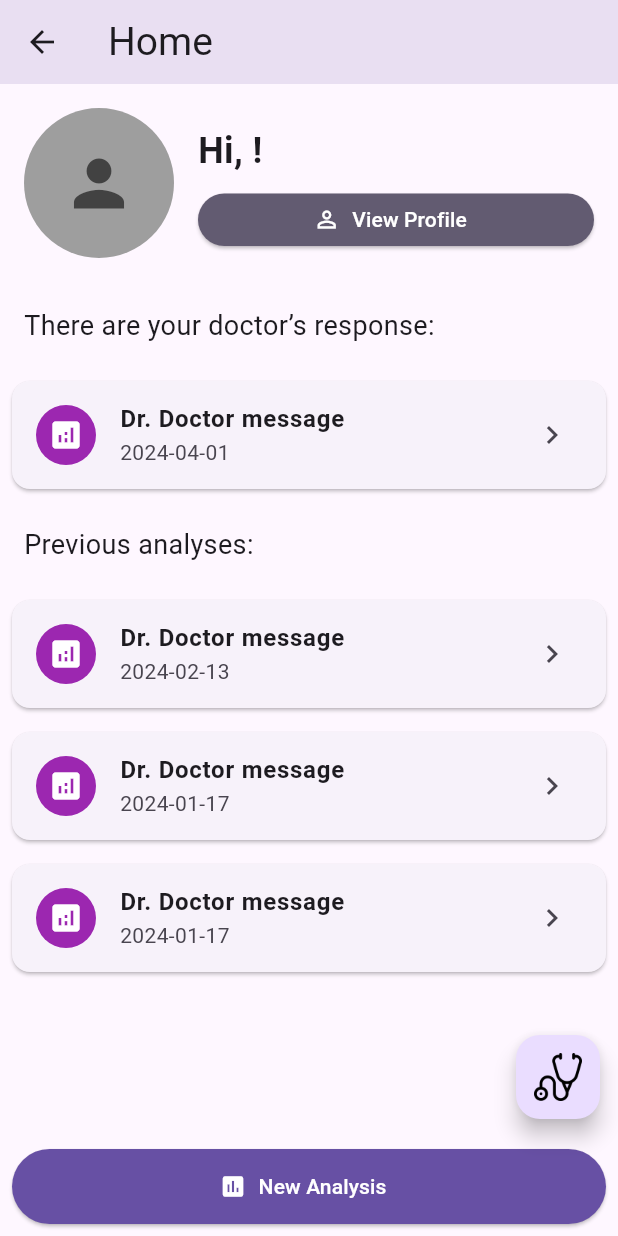
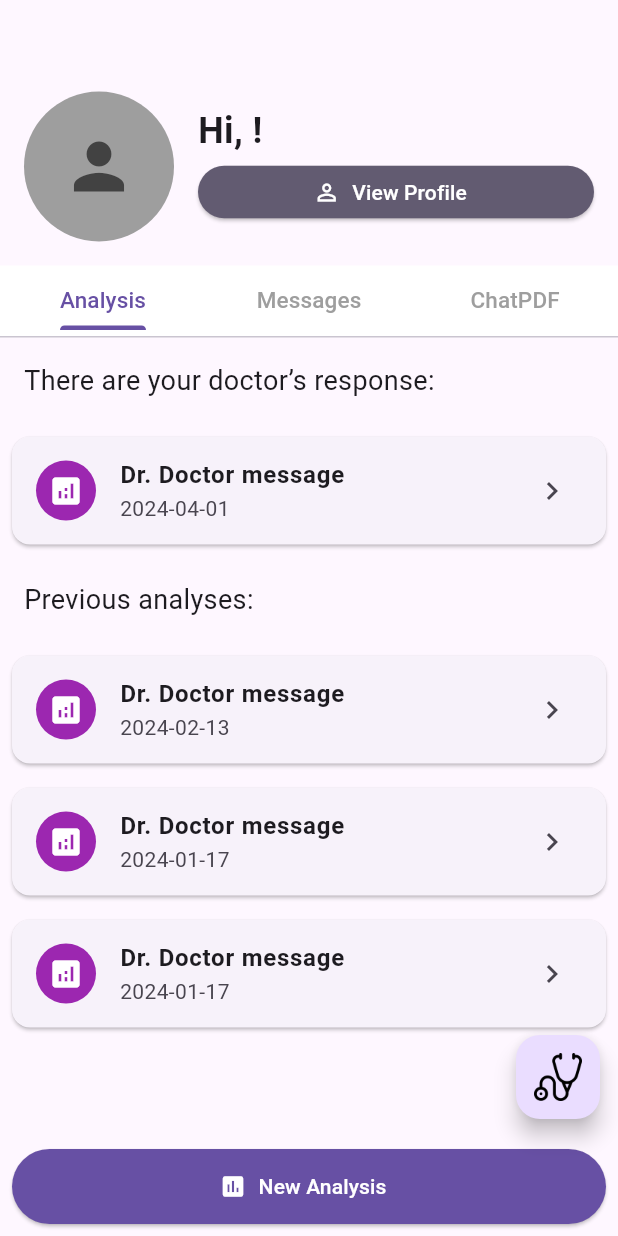
Before and after one commit to MarkPeter19/DocChat, a Flutter app: the PatientHomeScreen screen opened by its route, on a phone screen of 412 x 824 dp. Run offline on Flutter 3.47's test engine with Material 3 defaults, Android fonts, the phone set to English and light mode, and no system bars; our stand-ins replace cloud_firestore, firebase_auth, firebase_core, firebase_storage, image_picker, permission_handler; missing offline and left inert: google_mlkit_text_recognition; accounts and stored records are empty.

Commit message:
Edited Patient Home Screens

```diff
--- a/Client/lib/main.dart
+++ b/Client/lib/main.dart
@@ -5,7 +5,7 @@ import 'screens/AuthScreens/RegisterScreen.dart';
 import 'screens/DoctorScreens/DoctorHomeScreen.dart';
 import 'screens/DoctorScreens/Profile/DoctorProfileScreen.dart';
 import 'screens/PatientScreens/PatientHomeScreen.dart';
-import 'screens/PatientScreens/PatientProfileScreen.dart';
+import 'screens/PatientScreens/Profile/PatientProfileScreen.dart';
 import 'package:firebase_core/firebase_core.dart';
 import 'services/firebase_options.dart';
 
--- a/Client/lib/screens/PatientScreens/CameraScreen.dart
+++ b/Client/lib/screens/PatientScreens/Analysis/CameraScreen.dart
@@ -1,7 +1,7 @@
 import 'dart:io';
 import 'package:flutter/material.dart';
 import 'package:image_picker/image_picker.dart';
-import 'package:doctorgpt/screens/PatientScreens/ViewAnalysisResultScreen.dart';
+import 'package:doctorgpt/screens/PatientScreens/Analysis/ViewAnalysisResultScreen.dart';
 import 'package:google_mlkit_text_recognition/google_mlkit_text_recognition.dart';
 import 'package:permission_handler/permission_handler.dart';
 
--- a/Client/lib/screens/PatientScreens/PersonalDataScreen.dart
+++ b/Client/lib/screens/PatientScreens/Analysis/PersonalDataScreen.dart
@@ -1,4 +1,4 @@
-import 'package:doctorgpt/screens/PatientScreens/CameraScreen.dart';
+import 'package:doctorgpt/screens/PatientScreens/Analysis/CameraScreen.dart';
 import 'package:flutter/material.dart';
 import 'package:firebase_auth/firebase_auth.dart';
 import 'package:cloud_firestore/cloud_firestore.dart';
--- /dev/null
+++ b/Client/lib/screens/PatientScreens/Analysis/ResponsesScreen.dart
@@ -0,0 +1,99 @@
+import 'package:flutter/material.dart';
+import 'package:doctorgpt/screens/PatientScreens/Analysis/PersonalDataScreen.dart';
+import 'package:doctorgpt/services/patient_services.dart';
+import '/components/analysis_item.dart';
+//import 'package:firebase_auth/firebase_auth.dart';
+
+class ResponsesScreen extends StatefulWidget {
+  @override
+  _ResponsesScreenState createState() => _ResponsesScreenState();
+}
+
+class _ResponsesScreenState extends State<ResponsesScreen> {
+  final PatientServices patientServices = PatientServices();
+
+
+  @override
+  void initState() {
+    super.initState();
+    //_fetchPatientData();
+  }
+
+  @override
+  Widget build(BuildContext context) {
+    return Scaffold(
+      body: SingleChildScrollView(
+        child: Column(crossAxisAlignment: CrossAxisAlignment.start, children: [
+          //doctor's response
+          Padding(
+            padding: const EdgeInsets.all(16.0),
+            child: Text(
+              'There are your doctor’s response:',
+              style: TextStyle(fontSize: 18),
+            ),
+          ),
+          AnalysisItem(
+            doctorName: 'Dr. Doctor message',
+            message: 'Short description of the message...',
+            date: '2024-04-01',
+          ),
+
+          //previous analyses
+          Padding(
+            padding: const EdgeInsets.all(16.0),
+            child: Text(
+              'Previous analyses:',
+              style: TextStyle(fontSize: 18),
+            ),
+          ),
+          AnalysisItem(
+            doctorName: 'Dr. Doctor message',
+            message: 'Short description of the message...',
+            date: '2024-02-13',
+          ),
+          AnalysisItem(
+            doctorName: 'Dr. Doctor message',
+            message: 'Short description of the message...',
+            date: '2024-01-17',
+          ),
+          AnalysisItem(
+            doctorName: 'Dr. Doctor message',
+            message: 'Short description of the message...',
+            date: '2024-01-17',
+          ),
+
+          // Itt lehet további AnalysisItem-eket hozzáadni...
+        ]),
+      ),
+
+      //add doc btn
+      floatingActionButton: FloatingActionButton(
+        onPressed: () {
+          // Add your logic for navigating to Add Doctor screen
+        },
+        child: Image.asset('lib/assets/stethoscope.png',
+            width: 32, height: 32), // Kép méretének beállítása
+        tooltip: 'Add Doctor',
+      ),
+      floatingActionButtonLocation: FloatingActionButtonLocation.miniEndFloat,
+
+      bottomNavigationBar: Padding(
+        padding: const EdgeInsets.all(8.0),
+        child: ElevatedButton.icon(
+          onPressed: () {
+            Navigator.of(context)
+                .push(MaterialPageRoute(builder: (_) => PersonalDataScreen()));
+          },
+          icon: Icon(Icons.assessment),
+          label: Text('New Analysis'),
+          style: ElevatedButton.styleFrom(
+            primary: Theme.of(context).colorScheme.primary,
+            onPrimary: Colors.white,
+            minimumSize: Size(double.infinity,
+                50),
+          ),
+        ),
+      ),
+    );
+  }
+}
--- a/Client/lib/screens/PatientScreens/PatientHomeScreen.dart
+++ b/Client/lib/screens/PatientScreens/PatientHomeScreen.dart
@@ -1,8 +1,9 @@
 import 'package:flutter/material.dart';
-import '/screens/PatientScreens/PersonalDataScreen.dart';
-import '/screens/PatientScreens/PatientProfileScreen.dart';
+import 'package:doctorgpt/screens/PatientScreens/Analysis/ResponsesScreen.dart';
+import 'Profile/PatientProfileScreen.dart';
+import 'Messages/PatientMessagesScreen.dart';
+import 'ChatPDF/PatientChatPDFScreen.dart';
 import 'package:doctorgpt/services/patient_services.dart';
-import '/components/analysis_item.dart';
 import 'package:firebase_auth/firebase_auth.dart';
 
 class PatientHomeScreen extends StatefulWidget {
@@ -10,10 +11,19 @@ class PatientHomeScreen extends StatefulWidget {
   _PatientHomeScreenState createState() => _PatientHomeScreenState();
 }
 
-class _PatientHomeScreenState extends State<PatientHomeScreen> {
+class _PatientHomeScreenState extends State<PatientHomeScreen>
+    with SingleTickerProviderStateMixin {
+  late TabController _tabController;
   String username = "Loading...";
   String profileImageUrl = "";
   final PatientServices patientServices = PatientServices();
+
+  @override
+  void initState() {
+    super.initState();
+    _tabController = TabController(vsync: this, length: 3);
+    _fetchPatientData();
+  }
 
     // Fetch patient data
   Future<void> _fetchPatientData() async {
@@ -28,22 +38,14 @@ class _PatientHomeScreenState extends State<PatientHomeScreen> {
   }
 
   @override
-  void initState() {
-    super.initState();
-    _fetchPatientData();
-  }
-
-  @override
   Widget build(BuildContext context) {
     return Scaffold(
-      appBar: AppBar(
-        title: Text('Home', style: TextStyle(fontSize: 26)),
-        elevation: 20, // AppBar árnyékának eltávolítása
+      body: Column(
+        children: [
+          SizedBox(
+            height: 45,
           ),
-      body: SingleChildScrollView(
-        child: Column(
-          crossAxisAlignment: CrossAxisAlignment.start,
-          children: [
+          //profile resz
           Padding(
             padding: const EdgeInsets.all(16.0),
             child: Row(
@@ -67,18 +69,11 @@ class _PatientHomeScreenState extends State<PatientHomeScreen> {
                   child: Column(
                     crossAxisAlignment: CrossAxisAlignment.start,
                     children: [
-                        SizedBox(
-                          height: 10,
-                        ),
                       Text(
                         'Hi, $username!',
                         style: TextStyle(
                             fontSize: 24, fontWeight: FontWeight.bold),
                       ),
-                        SizedBox(
-                          height: 5,
-                        ),
-                        //edit profile
                       ElevatedButton.icon(
                         onPressed: () => Navigator.push(
                           context,
@@ -90,8 +85,7 @@ class _PatientHomeScreenState extends State<PatientHomeScreen> {
                         style: ElevatedButton.styleFrom(
                           primary: Theme.of(context).colorScheme.secondary,
                           onPrimary: Colors.white,
-                            minimumSize: Size(double.infinity,
-                                35), //  Gomb szélességének és magasságának beállítása
+                          minimumSize: Size(double.infinity, 35),
                         ),
                       ),
                     ],
@@ -101,76 +95,41 @@ class _PatientHomeScreenState extends State<PatientHomeScreen> {
             ),
           ),
 
-            //doctor's response
-            Padding(
-              padding: const EdgeInsets.all(16.0),
-              child: Text(
-                'There are your doctor’s response:',
-                style: TextStyle(fontSize: 18),
+          // TabBar
+          PreferredSize(
+            preferredSize: Size.fromHeight(48.0),
+            child: Material(
+              color: Colors.white,
+              child: TabBar(
+                controller: _tabController,
+                labelColor: Theme.of(context).primaryColor,
+                unselectedLabelColor: Colors.grey,
+                labelPadding: EdgeInsets.symmetric(horizontal: 8.0),
+                tabs: [
+                  Tab(text: 'Analysis'),
+                  Tab(text: 'Messages'),
+                  Tab(text: 'ChatPDF'),
+                ],
+                labelStyle: TextStyle(
+                  fontSize: 15,
+                ),
+                indicatorSize: TabBarIndicatorSize.label,
+                indicatorPadding: EdgeInsets.only(bottom: 5.0),
               ),
             ),
-            AnalysisItem(
-              doctorName: 'Dr. Doctor message',
-              message: 'Short description of the message...',
-              date: '2024-04-01',
           ),
 
-            //previous analyses
-            Padding(
-              padding: const EdgeInsets.all(16.0),
-              child: Text(
-                'Previous analyses:',
-                style: TextStyle(fontSize: 18),
-              ),
-            ),
-            AnalysisItem(
-              doctorName: 'Dr. Doctor message',
-              message: 'Short description of the message...',
-              date: '2024-02-13',
-            ),
-            AnalysisItem(
-              doctorName: 'Dr. Doctor message',
-              message: 'Short description of the message...',
-              date: '2024-01-17',
-            ),
-            AnalysisItem(
-              doctorName: 'Dr. Doctor message',
-              message: 'Short description of the message...',
-              date: '2024-01-17',
-            ),
-
-            // Itt lehet további AnalysisItem-eket hozzáadni...
+          Expanded(
+            child: TabBarView(
+              controller: _tabController,
+              children: [
+                ResponsesScreen(),
+                PatientMessagesScreen(),
+                PatientChatPDFScreen(),
               ],
             ),
           ),
-
-      //add doc btn
-      floatingActionButton: FloatingActionButton(
-        onPressed: () {
-          // Add your logic for navigating to Add Doctor screen
-        },
-        child: Image.asset('lib/assets/stethoscope.png',
-            width: 32, height: 32), // Kép méretének beállítása
-        tooltip: 'Add Doctor',
-      ),
-      floatingActionButtonLocation: FloatingActionButtonLocation.miniEndFloat,
-
-      bottomNavigationBar: Padding(
-        padding: const EdgeInsets.all(8.0),
-        child: ElevatedButton.icon(
-          onPressed: () {
-            Navigator.of(context)
-                .push(MaterialPageRoute(builder: (_) => PersonalDataScreen()));
-          },
-          icon: Icon(Icons.assessment),
-          label: Text('New Analysis'),
-          style: ElevatedButton.styleFrom(
-            primary: Theme.of(context).colorScheme.primary,
-            onPrimary: Colors.white,
-            minimumSize: Size(double.infinity,
-                50), //  Gomb szélességének és magasságának beállítása
-          ),
-        ),
+        ],
       ),
     );
   }
--- a/Client/lib/screens/PatientScreens/PatientProfileScreen.dart
+++ b/Client/lib/screens/PatientScreens/Profile/PatientProfileScreen.dart
@@ -6,7 +6,7 @@ import 'package:image_picker/image_picker.dart';
 import 'package:doctorgpt/services/patient_services.dart';
 import 'dart:io';
 import 'package:path/path.dart' as Path;
-import 'package:doctorgpt/screens/PatientScreens/EditPatientProfileScreen.dart';
+import 'package:doctorgpt/screens/PatientScreens/Profile/EditPatientProfileScreen.dart';
 
 class PatientProfileScreen extends StatefulWidget {
   @override
```
Also changed, not shown: Client/lib/screens/DoctorScreens/DoctorHomeScreen.dart (+17 -3 lines), Client/lib/screens/DoctorScreens/Requests/PatientDataDetailsScreen.dart (+6 -2 lines), Client/lib/screens/PatientScreens/ChatPDF/PatientChatPDFScreen.dart (added, +21 -0 lines), Client/lib/screens/PatientScreens/Messages/PatientMessagesScreen.dart (added, +21 -0 lines), Client/lib/screens/PatientScreens/Analysis/ViewAnalysisResultScreen.dart (renamed from Client/lib/screens/PatientScreens/ViewAnalysisResultScreen.dart), Client/lib/screens/PatientScreens/Profile/EditPatientProfileScreen.dart (renamed from Client/lib/screens/PatientScreens/EditPatientProfileScreen.dart). Lines whose indentation alone changed are shown as unchanged.
